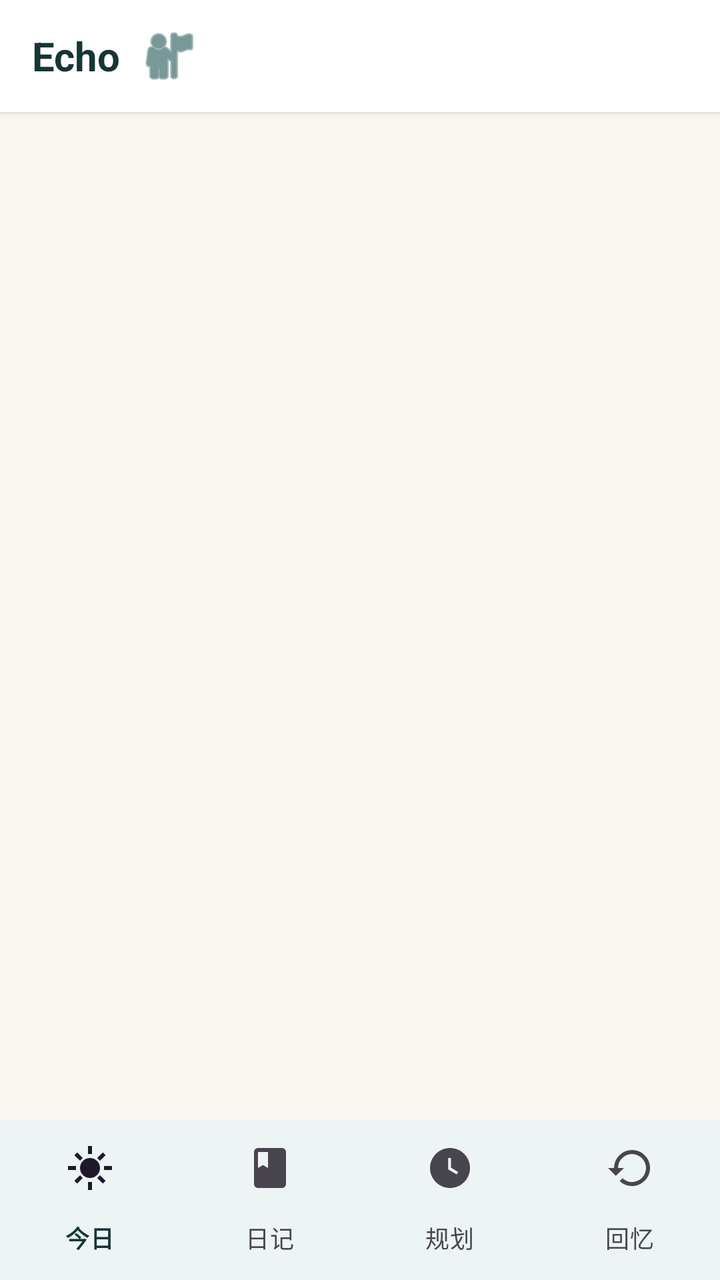
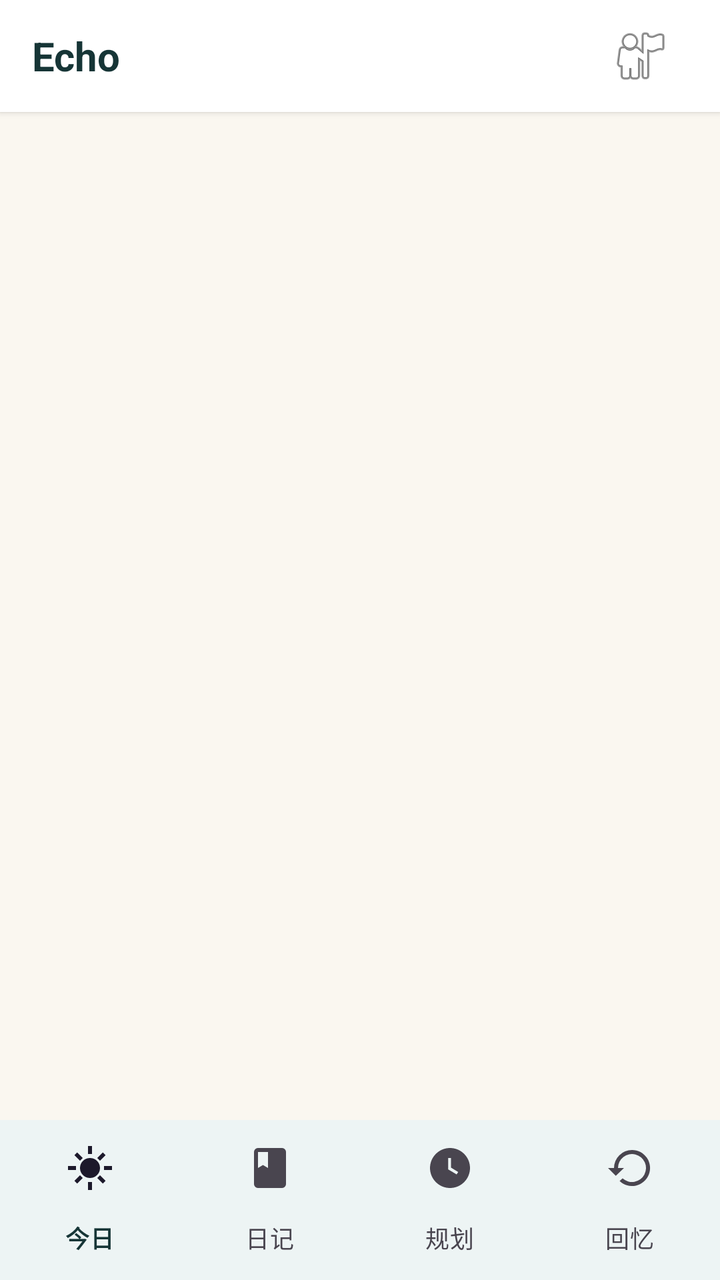

Compare the two renders of this Android layout. The source of the first and the diff that turns it into the second are given below.
<!-- AndroidManifest.xml: application theme Theme.MyApplication -->
<!-- res/layout/activity_main.xml -->
<?xml version="1.0" encoding="utf-8"?>
<androidx.coordinatorlayout.widget.CoordinatorLayout xmlns:android="http://schemas.android.com/apk/res/android"
    xmlns:app="http://schemas.android.com/apk/res-auto"
    xmlns:tools="http://schemas.android.com/tools"
    android:id="@+id/root_main"
    android:layout_width="match_parent"
    android:layout_height="match_parent"
    android:background="?attr/echoBackground">

    <LinearLayout
        android:layout_width="match_parent"
        android:layout_height="match_parent"
        android:orientation="vertical">

        

        <LinearLayout
            android:id="@+id/top_bar"
            android:layout_width="match_parent"
            android:layout_height="56dp"
            android:orientation="horizontal"
            android:gravity="center_vertical"
            android:paddingHorizontal="16dp"
            android:background="?attr/echoSurface"
            android:elevation="2dp">

            <TextView
                android:layout_width="wrap_content"
                android:layout_height="wrap_content"
                android:text="@string/app_title"
                android:textColor="?attr/echoTextPrimary"
                android:textSize="20sp"
                android:textStyle="bold"
                tools:ignore="VisualLintSystemUi" />

            
            <LinearLayout
                android:id="@+id/weather_bar"
                android:layout_width="0dp"
                android:layout_height="wrap_content"
                android:layout_weight="1"
                android:orientation="horizontal"
                android:gravity="center"
                android:visibility="gone">

                <TextView
                    android:id="@+id/weather_icon"
                    android:layout_width="wrap_content"
                    android:layout_height="wrap_content"
                    android:textSize="16sp"
                    android:layout_marginEnd="4dp" />

                <TextView
                    android:id="@+id/weather_info"
                    android:layout_width="wrap_content"
                    android:layout_height="wrap_content"
                    android:textSize="13sp"
                    android:textColor="?attr/echoTextSecondary"
                    android:maxLines="1"
                    android:ellipsize="end" />
            </LinearLayout>

            <ImageButton
                android:id="@+id/btn_profile"
                android:layout_width="48dp"
                android:layout_height="48dp"
                android:background="?android:attr/selectableItemBackgroundBorderless"
                android:contentDescription="@string/profile_entry"
                android:padding="10dp"
                android:src="@android:drawable/ic_menu_myplaces"
                app:tint="?attr/echoPrimaryDark" />
        </LinearLayout>

        
        <FrameLayout
            android:id="@+id/fragment_container"
            android:layout_width="match_parent"
            android:layout_height="0dp"
            android:layout_weight="1"
            android:paddingBottom="64dp" />
    </LinearLayout>

    
    <com.google.android.material.bottomnavigation.BottomNavigationView
        android:id="@+id/bottom_navigation"
        android:layout_width="match_parent"
        android:layout_height="wrap_content"
        android:layout_gravity="bottom"
        android:background="?attr/echoSurface"
        app:menu="@menu/bottom_nav"
        app:labelVisibilityMode="labeled"
        tools:ignore="VisualLintBottomNav" />

</androidx.coordinatorlayout.widget.CoordinatorLayout>
<!-- resources referenced by this layout -->
<resources>
  <string name="app_title">Echo</string>
  <string name="profile_entry">个人中心</string>
  <style name="Theme.MyApplication" parent="Theme.MyApplication.Base">
          <item name="echoPrimary">#2F7D7A</item>
          <item name="echoPrimaryDark">#1E5553</item>
          <item name="echoBackground">#FAF7F0</item>
          <item name="echoSurface">#FFFFFF</item>
          <item name="echoSurfaceVariant">#F3EFE7</item>
          <item name="echoTextPrimary">#163536</item>
          <item name="echoTextSecondary">#7A7A7A</item>
          <item name="echoAccent">#E9C98F</item>
          <item name="echoOnPrimary">#FFFFFF</item>
          <item name="echoBorder">#E0DCD5</item>
          <item name="echoDestructive">#E53935</item>
          <item name="echoHint">#BDBDBD</item>
          <item name="echoBubbleUser">#2F7D7A</item>
          <item name="echoBubbleAssistant">#F3EFE7</item>
          <item name="echoToolInfoBg">#F3EFE7</item>
      </style>
  <style name="Theme.MyApplication.Base" parent="Theme.Material3.DayNight.NoActionBar">
          
          <item name="colorPrimary">?attr/echoPrimary</item>
          <item name="colorPrimaryDark">?attr/echoPrimaryDark</item>
          <item name="colorAccent">?attr/echoPrimary</item>
          <item name="android:colorBackground">?attr/echoBackground</item>
          <item name="colorSurface">?attr/echoSurface</item>
          <item name="colorOnPrimary">?attr/echoOnPrimary</item>
          <item name="colorOnSurface">?attr/echoTextPrimary</item>
          <item name="android:statusBarColor">?attr/echoBackground</item>
      </style>
</resources>

<!-- the commit's change to res/layout/activity_main.xml (unified diff, before → after) -->
@@ -25,40 +25,14 @@
             android:elevation="2dp">
 
             <TextView
-                android:layout_width="wrap_content"
+                android:layout_width="0dp"
                 android:layout_height="wrap_content"
+                android:layout_weight="1"
                 android:text="@string/app_title"
                 android:textColor="?attr/echoTextPrimary"
                 android:textSize="20sp"
                 android:textStyle="bold"
                 tools:ignore="VisualLintSystemUi" />
-
-            
-            <LinearLayout
-                android:id="@+id/weather_bar"
-                android:layout_width="0dp"
-                android:layout_height="wrap_content"
-                android:layout_weight="1"
-                android:orientation="horizontal"
-                android:gravity="center"
-                android:visibility="gone">
-
-                <TextView
-                    android:id="@+id/weather_icon"
-                    android:layout_width="wrap_content"
-                    android:layout_height="wrap_content"
-                    android:textSize="16sp"
-                    android:layout_marginEnd="4dp" />
-
-                <TextView
-                    android:id="@+id/weather_info"
-                    android:layout_width="wrap_content"
-                    android:layout_height="wrap_content"
-                    android:textSize="13sp"
-                    android:textColor="?attr/echoTextSecondary"
-                    android:maxLines="1"
-                    android:ellipsize="end" />
-            </LinearLayout>
 
             <ImageButton
                 android:id="@+id/btn_profile"
@@ -67,8 +41,7 @@
                 android:background="?android:attr/selectableItemBackgroundBorderless"
                 android:contentDescription="@string/profile_entry"
                 android:padding="10dp"
-                android:src="@android:drawable/ic_menu_myplaces"
-                app:tint="?attr/echoPrimaryDark" />
+                android:src="@android:drawable/ic_menu_myplaces" />
         </LinearLayout>
 
         
